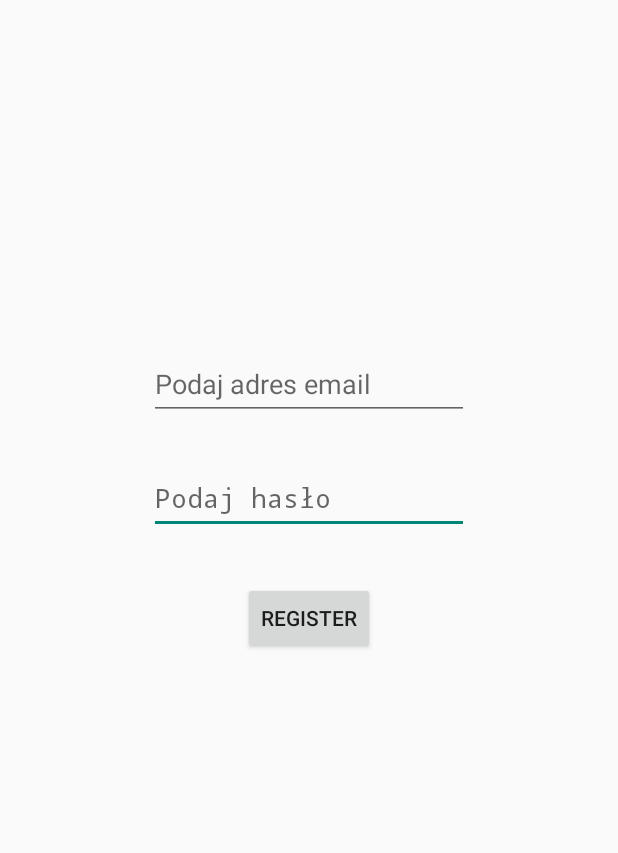
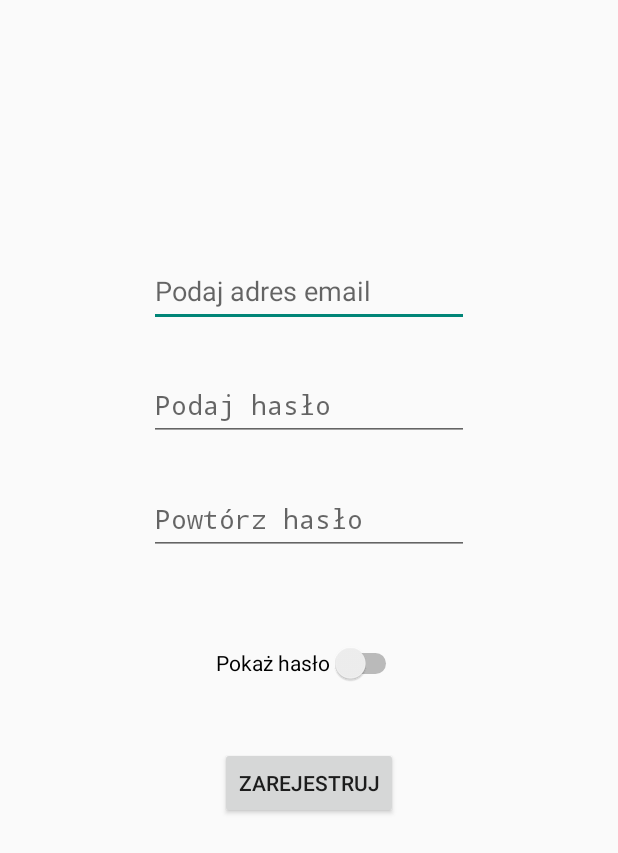
Before and after one commit to STONEDCHIHUAHUA/Fridge, an Android app built with Jetpack Compose: the RegisterActivity screen opened directly, with no data from a screen before it, on a phone screen of 412 x 824 dp. Shown: the top 853 px of the screen. Run offline under Robolectric (Android 15) with nearby library versions, the phone set to English and light mode, and no system bars; our stand-ins replace Firebase (no records; nobody signed in at launch, a user with empty details on screens opened directly).

Commit message:
poprawa bledow z zajec, rozszerzenie obslugi rejestracji

```diff
--- a/app/src/main/java/com/example/myapplication/RegisterActivity.kt
+++ b/app/src/main/java/com/example/myapplication/RegisterActivity.kt
@@ -1,10 +1,13 @@
 package com.example.myapplication
 
+import android.annotation.SuppressLint
 import android.app.Activity
 import android.content.Intent
 import android.os.Bundle
+import android.text.InputType
 import android.widget.Button
 import android.widget.EditText
+import android.widget.Switch
 import android.widget.Toast
 import com.google.firebase.auth.FirebaseAuth
 import com.google.firebase.firestore.FirebaseFirestore
@@ -15,24 +18,40 @@ class RegisterActivity : Activity() {
     private lateinit var emailEditText: EditText
     private lateinit var passwordEditText: EditText
     private lateinit var registerButton: Button
+    private lateinit var repeatPasswordEditText: EditText
+    private var isPasswordVisible: Boolean = false
+
+    @SuppressLint("UseSwitchCompatOrMaterialCode")
     override fun onCreate(savedInstanceState: Bundle?) {
         super.onCreate(savedInstanceState)
         setContentView(R.layout.activity_register)
 
         auth = FirebaseAuth.getInstance()
         val db = FirebaseFirestore.getInstance()
-        //fridgeCollection = db.collection("users")
 
         emailEditText = findViewById(R.id.register_emailEditText)
         passwordEditText = findViewById(R.id.register_passwordEditText)
         registerButton = findViewById(R.id.registerButton)
+        repeatPasswordEditText = findViewById(R.id.register_repeatPasswordEditText)
+
+        val showPasswordSwitch = findViewById<Switch>(R.id.showPasswordSwitch)
+        showPasswordSwitch.setOnCheckedChangeListener { _, isChecked ->
+            isPasswordVisible = isChecked
+            updatePasswordVisibility()
+        }
 
         registerButton.setOnClickListener {
             val email = emailEditText.text.toString()
             val password = passwordEditText.text.toString()
+            val repeatPassword = repeatPasswordEditText.text.toString()
 
-            if (email.isEmpty() || password.isEmpty()) {
-                Toast.makeText(this, "Podaj email i haslo", Toast.LENGTH_SHORT).show()
+            if (email.isEmpty() || password.isEmpty() || repeatPassword.isEmpty()) {
+                Toast.makeText(this, "Please enter email and password", Toast.LENGTH_SHORT).show()
+                return@setOnClickListener
+            }
+
+            if (password != repeatPassword) {
+                Toast.makeText(this, "Passwords do not match", Toast.LENGTH_SHORT).show()
                 return@setOnClickListener
             }
 
@@ -66,5 +85,21 @@ class RegisterActivity : Activity() {
                     }
                 }
         }
+
+        // Update password visibility initially
+        updatePasswordVisibility()
+    }
+
+    private fun updatePasswordVisibility() {
+        val passwordInputType = if (isPasswordVisible) {
+            InputType.TYPE_TEXT_VARIATION_VISIBLE_PASSWORD
+        } else {
+            InputType.TYPE_CLASS_TEXT or InputType.TYPE_TEXT_VARIATION_PASSWORD
+        }
+        passwordEditText.inputType = passwordInputType
+        repeatPasswordEditText.inputType = passwordInputType
+        // Move the cursor to the end of the EditText to maintain the cursor position
+        passwordEditText.setSelection(passwordEditText.text.length)
+        repeatPasswordEditText.setSelection(repeatPasswordEditText.text.length)
     }
 }
--- a/app/src/main/res/layout/activity_main.xml
+++ b/app/src/main/res/layout/activity_main.xml
@@ -1,7 +1,6 @@
 <?xml version="1.0" encoding="utf-8"?>
 <androidx.constraintlayout.widget.ConstraintLayout xmlns:android="http://schemas.android.com/apk/res/android"
     xmlns:app="http://schemas.android.com/apk/res-auto"
-    xmlns:tools="http://schemas.android.com/tools"
     android:layout_width="match_parent"
     android:layout_height="match_parent">
 
@@ -11,7 +10,7 @@
         android:layout_height="wrap_content"
         android:layout_marginTop="300dp"
         android:layout_weight="1"
-        android:text="Log in"
+        android:text="@string/zaloguj"
         app:layout_constraintEnd_toEndOf="parent"
         app:layout_constraintStart_toStartOf="parent"
         app:layout_constraintTop_toTopOf="parent" />
@@ -22,7 +21,7 @@
         android:layout_height="wrap_content"
         android:layout_marginTop="4dp"
         android:layout_weight="1"
-        android:text="Register"
+        android:text="@string/zarejestruj1"
         app:layout_constraintEnd_toEndOf="parent"
         app:layout_constraintStart_toStartOf="parent"
         app:layout_constraintTop_toBottomOf="@+id/login_button" />
--- a/app/src/main/res/layout/activity_register.xml
+++ b/app/src/main/res/layout/activity_register.xml
@@ -1,18 +1,22 @@
 <?xml version="1.0" encoding="utf-8"?>
 <androidx.constraintlayout.widget.ConstraintLayout xmlns:android="http://schemas.android.com/apk/res/android"
     xmlns:app="http://schemas.android.com/apk/res-auto"
+    xmlns:tools="http://schemas.android.com/tools"
     android:layout_width="match_parent"
     android:layout_height="match_parent">
 
-    <Button
-        android:id="@+id/registerButton"
+    <EditText
+        android:id="@+id/register_emailEditText"
         android:layout_width="wrap_content"
-        android:layout_height="wrap_content"
-        android:layout_marginTop="32dp"
-        android:text="@string/register"
+        android:layout_height="48dp"
+        android:layout_marginTop="170dp"
+        android:autofillHints="emailAddress"
+        android:ems="10"
+        android:hint="@string/podaj_adres_email"
+        android:inputType="textEmailAddress"
         app:layout_constraintEnd_toEndOf="parent"
         app:layout_constraintStart_toStartOf="parent"
-        app:layout_constraintTop_toBottomOf="@+id/register_passwordEditText" />
+        app:layout_constraintTop_toTopOf="parent" />
 
     <EditText
         android:id="@+id/register_passwordEditText"
@@ -28,15 +32,38 @@
         app:layout_constraintTop_toBottomOf="@+id/register_emailEditText" />
 
     <EditText
-        android:id="@+id/register_emailEditText"
+        android:id="@+id/register_repeatPasswordEditText"
         android:layout_width="wrap_content"
         android:layout_height="48dp"
-        android:layout_marginTop="232dp"
-        android:autofillHints="emailAddress"
+        android:layout_marginTop="28dp"
+        android:autofillHints="password"
         android:ems="10"
-        android:hint="@string/podaj_adres_email"
-        android:inputType="textEmailAddress"
+        android:hint="@string/powt_rz_has_o"
+        android:inputType="textPassword"
         app:layout_constraintEnd_toEndOf="parent"
         app:layout_constraintStart_toStartOf="parent"
-        app:layout_constraintTop_toTopOf="parent" />
+        app:layout_constraintTop_toBottomOf="@+id/register_passwordEditText" />
+
+    <Switch
+        android:id="@+id/showPasswordSwitch"
+        android:layout_width="wrap_content"
+        android:layout_height="wrap_content"
+        android:layout_marginTop="48dp"
+        android:minHeight="48dp"
+        android:text="@string/poka_has_o"
+        app:layout_constraintEnd_toEndOf="parent"
+        app:layout_constraintStart_toStartOf="parent"
+        app:layout_constraintTop_toBottomOf="@+id/register_repeatPasswordEditText"
+        tools:ignore="UseSwitchCompatOrMaterialXml" />
+
+    <Button
+        android:id="@+id/registerButton"
+        android:layout_width="wrap_content"
+        android:layout_height="wrap_content"
+        android:layout_marginTop="32dp"
+        android:text="@string/zarejestruj"
+        app:layout_constraintEnd_toEndOf="parent"
+        app:layout_constraintStart_toStartOf="parent"
+        app:layout_constraintTop_toBottomOf="@+id/showPasswordSwitch" />
+
 </androidx.constraintlayout.widget.ConstraintLayout>
--- a/app/src/main/res/values/strings.xml
+++ b/app/src/main/res/values/strings.xml
@@ -16,4 +16,12 @@
     <string name="menu">Menu</string>
     <string name="homeItem">homeItem</string>
     <string name="przepisyItem">przepisyItem</string>
+    <string name="powt_rz_has_o">Powtórz hasło</string>
+    <string name="poka_has_o">Pokaż hasło</string>
+    <string name="zarejestruj">Zarejestruj</string>
+    <string name="zarejestruj1">Zarejestruj</string>
+    <string name="zaloguj">Zaloguj</string>
+    <string name="zaloguj1">Zaloguj</string>
+    <string name="podaj_has_o">Podaj hasło</string>
+    <string name="podaj_adres_email1">Podaj adres email</string>
 </resources>
```
Also changed, not shown: app/src/main/java/com/example/myapplication/HomeActivity.kt (+24 -12 lines), app/src/main/java/com/example/myapplication/PrzepisyActivity.kt (+9 -6 lines), app/src/main/res/layout/activity_login.xml (+3 -4 lines), 38 other files.
